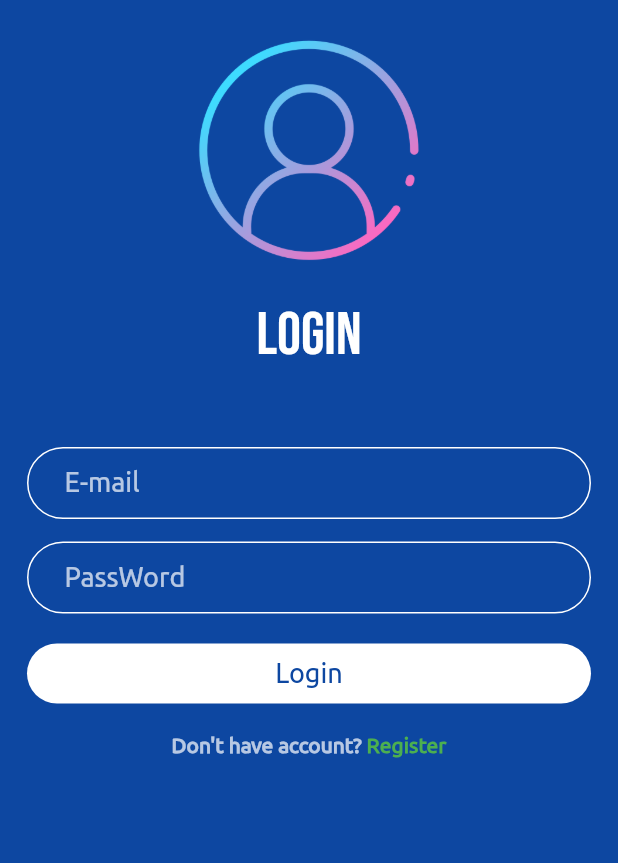
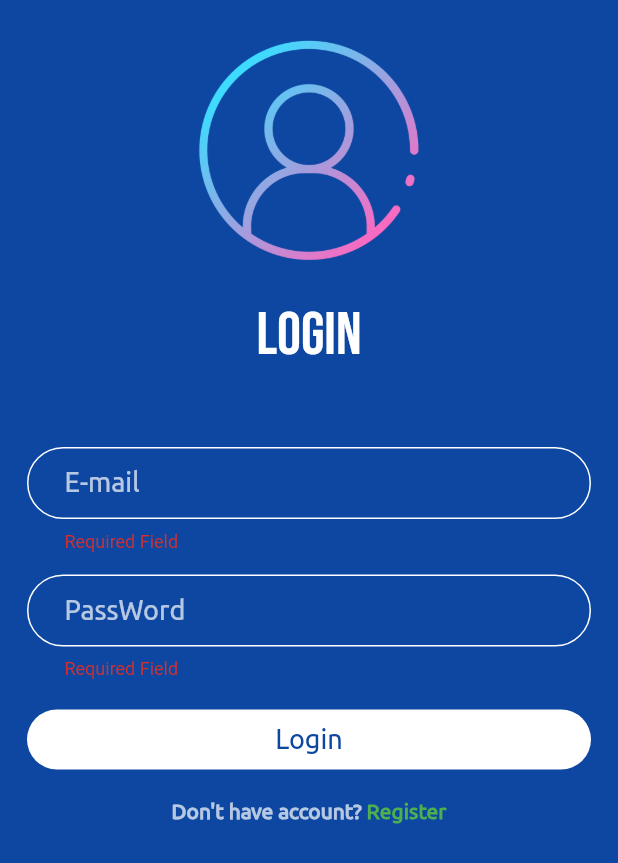
Before and after one commit to elbahy/msg_me_app, a Flutter app: the screen it shows after launch, after a tap on "Login", on a phone screen of 412 x 824 dp. Shown: the top 863 px of the screen. Run offline on Flutter 3.47's test engine with Material 2 defaults, Android fonts, the phone set to English and light mode, and no system bars; drawn by our look-alikes of modal_progress_hud_nsn; our stand-ins replace firebase_auth, firebase_core; accounts and stored records are empty.

Commit message:
add credential  user to create and login user

```diff
--- a/lib/main.dart
+++ b/lib/main.dart
@@ -2,6 +2,7 @@ import 'package:firebase_core/firebase_core.dart';
 import 'package:flutter/material.dart';
 import 'package:msg_me_app/screens/login_screen.dart';
 import 'package:msg_me_app/screens/register_screen.dart';
+import 'package:msg_me_app/screens/chat.dart';
 
 import 'firebase_options.dart';
 
@@ -22,7 +23,8 @@ class MsgMeApp extends StatelessWidget {
       debugShowCheckedModeBanner: false,
       routes: {
         LoginScreen.id: (context) => LoginScreen(),
-        RegisterScreen.id: ((context) => RegisterScreen())
+        RegisterScreen.id: (context) => RegisterScreen(),
+        ChatScreen.id: (context) => ChatScreen()
       },
       initialRoute: LoginScreen.id,
     );
--- a/lib/screens/login_screen.dart
+++ b/lib/screens/login_screen.dart
@@ -1,25 +1,43 @@
+import 'package:firebase_auth/firebase_auth.dart';
 import 'package:flutter/material.dart';
+import 'package:modal_progress_hud_nsn/modal_progress_hud_nsn.dart';
+import 'package:msg_me_app/screens/chat.dart';
 import 'package:msg_me_app/screens/register_screen.dart';
 import 'package:msg_me_app/widgets/button_custom.dart';
-import 'package:msg_me_app/widgets/text_field.dart';
+import 'package:msg_me_app/widgets/text_field_custom.dart';
+import 'package:msg_me_app/helper/snackbar_custom.dart';
 
-class LoginScreen extends StatelessWidget {
+class LoginScreen extends StatefulWidget {
   LoginScreen({super.key});
   static String id = 'LoginScreen';
+
+  @override
+  State<LoginScreen> createState() => _LoginScreenState();
+}
+
+class _LoginScreenState extends State<LoginScreen> {
   String? email;
   String? passWord;
+  GlobalKey<FormState> fkey = GlobalKey();
+
+  bool isLoading = false;
   @override
   Widget build(BuildContext context) {
-    return Scaffold(
+    return ModalProgressHUD(
+      inAsyncCall: isLoading,
+      child: Scaffold(
         backgroundColor: Colors.blue[900],
         body: SafeArea(
-        child:
-            ListView(padding: EdgeInsets.symmetric(horizontal: 18), children: [
+          child: Form(
+            key: fkey,
+            child: ListView(
+                padding: const EdgeInsets.symmetric(horizontal: 18),
+                children: [
                   Image.asset(
                     'assets/images/login.png',
                     height: 200,
                   ),
-          Text(
+                  const Text(
                     'Login',
                     textAlign: TextAlign.center,
                     style: TextStyle(
@@ -28,30 +46,48 @@ class LoginScreen extends StatelessWidget {
                       fontFamily: 'Bebas',
                     ),
                   ),
-          SizedBox(
+                  const SizedBox(
                     height: 50,
                   ),
-          CustomTextField(
+                  CustomFormTextField(
                       text: 'E-mail',
-              onChanged: (email) {
-                email = email;
+                      onChanged: (data) {
+                        email = data;
                       }),
-          SizedBox(height: 15),
-          CustomTextField(
+                  const SizedBox(height: 15),
+                  CustomFormTextField(
+                      obscureText: true,
                       text: 'PassWord',
-              onChanged: (passWord) {
-                passWord = passWord;
+                      onChanged: (data) {
+                        passWord = data;
                       }),
-          SizedBox(height: 20),
+                  const SizedBox(height: 20),
                   CustomButton(
                     text: 'Login',
-            onTap: () {},
+                    onTap: () async {
+                      if (fkey.currentState!.validate()) {
+                        isLoading = true;
+                        setState(() {});
+                        try {
+                          await loginUser();
+                          Navigator.pushNamed(context, ChatScreen.id);
+                        } on FirebaseAuthException catch (e) {
+                          if (e.code == 'user-not-found') {
+                            showSnack(context, 'User Not found', Colors.red);
+                          } else if (e.code == 'wrong-password') {
+                            showSnack(context, 'Wrong Password', Colors.red);
+                          }
+                        }
+                      }
+                      isLoading = false;
+                      setState(() {});
+                    },
                   ),
-          SizedBox(height: 20),
+                  const SizedBox(height: 20),
                   Row(
                     mainAxisAlignment: MainAxisAlignment.center,
                     children: [
-              Text(
+                      const Text(
                         'Don\'t have account? ',
                         style: TextStyle(
                             color: Colors.white70,
@@ -63,7 +99,7 @@ class LoginScreen extends StatelessWidget {
                           onTap: () {
                             Navigator.pushNamed(context, RegisterScreen.id);
                           },
-                  child: Text('Register',
+                          child: const Text('Register',
                               style: TextStyle(
                                   color: Colors.green,
                                   fontSize: 14,
@@ -73,6 +109,16 @@ class LoginScreen extends StatelessWidget {
                   )
                 ]),
           ),
+        ),
+      ),
+    );
+  }
+
+  Future<void> loginUser() async {
+    UserCredential user =
+        await FirebaseAuth.instance.signInWithEmailAndPassword(
+      email: email!,
+      password: passWord!,
     );
   }
 }
--- a/lib/widgets/text_field.dart
+++ /dev/null
@@ -1,29 +0,0 @@
-import 'package:flutter/material.dart';
-
-class CustomTextField extends StatelessWidget {
-  CustomTextField({required this.text, required this.onChanged, super.key});
-
-  TextStyle txtStyle =
-      TextStyle(color: Colors.white70, fontSize: 18, fontFamily: 'Ubuntu');
-
-  String? text;
-
-  Function(String)? onChanged;
-  @override
-  Widget build(BuildContext context) {
-    return TextField(
-      onChanged: onChanged,
-      style: txtStyle,
-      decoration: InputDecoration(
-          contentPadding: EdgeInsets.only(left: 25),
-          labelText: text,
-          labelStyle: txtStyle,
-          enabledBorder: OutlineInputBorder(
-              borderSide: BorderSide(color: Colors.white),
-              borderRadius: BorderRadius.circular(50)),
-          focusedBorder: OutlineInputBorder(
-              borderSide: BorderSide(color: Colors.white),
-              borderRadius: BorderRadius.circular(50))),
-    );
-  }
-}
--- /dev/null
+++ b/lib/widgets/text_field_custom.dart
@@ -0,0 +1,42 @@
+import 'package:flutter/material.dart';
+
+class CustomFormTextField extends StatelessWidget {
+  CustomFormTextField(
+      {required this.text,
+      required this.onChanged,
+      super.key,
+      this.obscureText = false});
+
+  TextStyle txtStyle = const TextStyle(
+      color: Colors.white70, fontSize: 18, fontFamily: 'Ubuntu');
+
+  String? text;
+  bool? obscureText;
+
+  Function(String)? onChanged;
+  @override
+  Widget build(BuildContext context) {
+    OutlineInputBorder outlineInputBorder = OutlineInputBorder(
+      borderSide: BorderSide(color: Colors.white),
+      borderRadius: BorderRadius.circular(50),
+    );
+    return TextFormField(
+      obscureText: obscureText!,
+      validator: (data) {
+        if (data!.isEmpty) {
+          return 'Required Field';
+        }
+      },
+      onChanged: onChanged,
+      style: txtStyle,
+      decoration: InputDecoration(
+          contentPadding: const EdgeInsets.only(left: 25),
+          labelText: text,
+          labelStyle: txtStyle,
+          enabledBorder: outlineInputBorder,
+          focusedBorder: outlineInputBorder,
+          errorBorder: outlineInputBorder,
+          focusedErrorBorder: outlineInputBorder),
+    );
+  }
+}
--- a/pubspec.yaml
+++ b/pubspec.yaml
@@ -40,6 +40,7 @@ dependencies:
   cupertino_icons: ^1.0.2
   firebase_core: ^2.5.0
   firebase_auth: ^4.2.6
+  modal_progress_hud_nsn: ^0.3.0
 
 
 dev_dependencies:
```
Also changed, not shown: lib/helper/snackbar_custom.dart (added, +12 -0 lines), lib/screens/chat.dart (added, +13 -0 lines), lib/screens/register_screen.dart (+42 -33 lines), pubspec.lock. Lines whose indentation alone changed are shown as unchanged.
